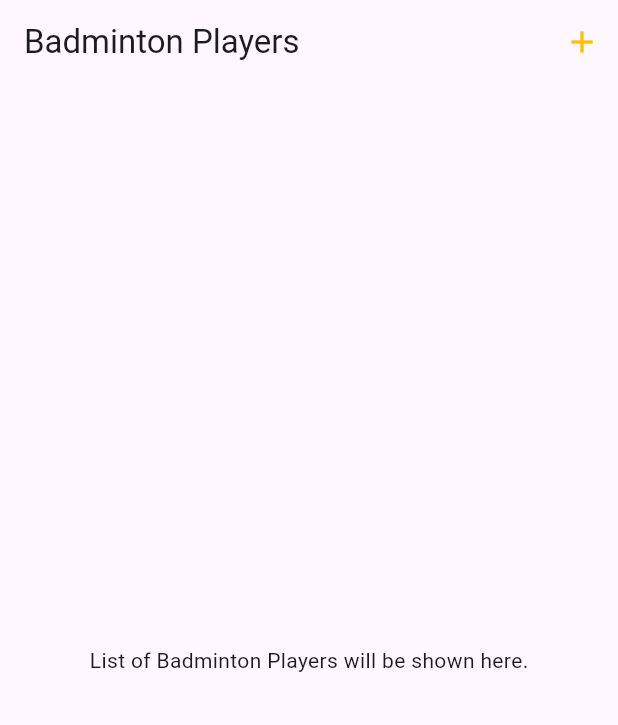
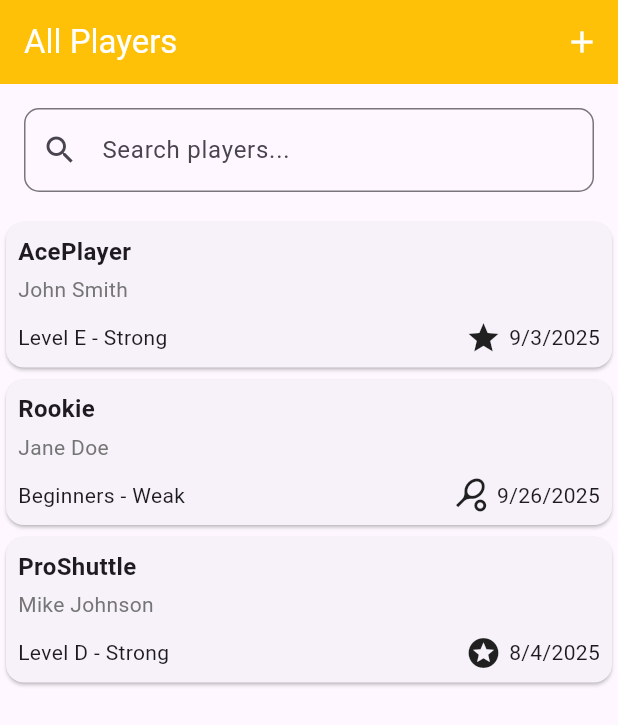
Before and after one commit to siddigamon/badminton_player_system, a Flutter app: the screen it shows after launch, on a phone screen of 412 x 824 dp. Shown: the top 725 px of the screen. Run offline on Flutter 3.47's test engine with Material 3 defaults, Android fonts, the light colour scheme and no system bars.

Commit message:
feat: Implement player search functionality and enhance player display
- Added a search bar to filter players by nickname or full name in the Players screen.
- Created a new PlayerItemWidget to display player details in a card format.
- Updated the Players class to include sample player data and manage search logic.
- Improved UI elements, including AppBar title and background color.
- Updated dependencies in pubspec.lock to their latest versions.

```diff
--- a/lib/main.dart
+++ b/lib/main.dart
@@ -2,5 +2,5 @@ import 'package:flutter/material.dart';
 import 'package:badminton_player_system/players.dart';
 
 void main() {
-  runApp(MaterialApp(home: const Players()));
+  runApp(const MaterialApp(home: Players()));
 }
--- a/lib/players.dart
+++ b/lib/players.dart
@@ -1,6 +1,7 @@
 import 'package:flutter/material.dart';
 import 'package:badminton_player_system/model/player_items.dart';
 import 'package:badminton_player_system/new_player.dart';
+import 'package:badminton_player_system/widgets/player_item_widget.dart';
 
 class Players extends StatefulWidget {
   const Players({super.key});
@@ -10,7 +11,61 @@ class Players extends StatefulWidget {
 }
 
 class _PlayersState extends State<Players> {
-  List<PlayerItem> playerItems = [];
+  final TextEditingController _searchController = TextEditingController();
+  List<PlayerItem> playerItems = [
+    PlayerItem(
+      nickname: 'AcePlayer',
+      fullName: 'John Smith',
+      contactNumber: '+1234567890',
+      email: 'john.smith@email.com',
+      address: '123 Main Street, City',
+      remarks: 'Great player, very competitive',
+      level: BadmintonLevel.levelE,
+      strength: LevelStrength.strong,
+      dateJoined: DateTime.now().subtract(const Duration(days: 30)),
+    ),
+    PlayerItem(
+      nickname: 'Rookie',
+      fullName: 'Jane Doe',
+      contactNumber: '+0987654321',
+      email: 'jane.doe@email.com',
+      address: '456 Oak Avenue, Town',
+      remarks: 'New player, eager to learn',
+      level: BadmintonLevel.beginners,
+      strength: LevelStrength.weak,
+      dateJoined: DateTime.now().subtract(const Duration(days: 7)),
+    ),
+    PlayerItem(
+      nickname: 'ProShuttle',
+      fullName: 'Mike Johnson',
+      contactNumber: '+1122334455',
+      email: 'mike.johnson@email.com',
+      address: '789 Pine Road, Village',
+      remarks: 'Experienced player, good coach',
+      level: BadmintonLevel.levelD,
+      strength: LevelStrength.strong,
+      dateJoined: DateTime.now().subtract(const Duration(days: 60)),
+    ),
+
+  ];
+
+  List<PlayerItem> get filteredPlayers {
+    if (_searchController.text.isEmpty) {
+      return playerItems;
+    }
+    final searchTerm = _searchController.text.toLowerCase();
+    return playerItems.where((player) {
+      return player.nickname.toLowerCase().contains(searchTerm) ||
+             player.fullName.toLowerCase().contains(searchTerm);
+    }).toList();
+  }
+
+  @override
+  void dispose() {
+    _searchController.dispose();
+    super.dispose();
+  }
+
   void _showAddPlayer() {
     showModalBottomSheet(
       useSafeArea: true,
@@ -30,7 +85,10 @@ class _PlayersState extends State<Players> {
   Widget build(BuildContext context) {
     return Scaffold(
       appBar: AppBar(
-        title: const Text('Badminton Players'),
+        title: const Text(
+          'All Players',
+          style: TextStyle(color: Colors.white),
+        ),
         actions: [
           IconButton(
             onPressed: () {
@@ -38,13 +96,78 @@ class _PlayersState extends State<Players> {
             },
             icon: const Icon(
               Icons.add,
-              color: Colors.amber,
+              color: Colors.white,
             ),
           ),
         ],
+        backgroundColor: Colors.amber,
       ),
-      body: const Center(
-        child: Text('List of Badminton Players will be shown here.'),
+      body: Column(
+        children: [
+          // Search Bar
+          Padding(
+            padding: const EdgeInsets.all(16.0),
+            child: TextField(
+              controller: _searchController,
+              decoration: InputDecoration(
+                labelText: 'Search players...',
+                hintText: 'Enter nickname or full name',
+                prefixIcon: const Icon(Icons.search),
+                suffixIcon: _searchController.text.isNotEmpty
+                    ? IconButton(
+                        icon: const Icon(Icons.clear),
+                        onPressed: () {
+                          setState(() {
+                            _searchController.clear();
+                          });
+                        },
+                      )
+                    : null,
+                border: OutlineInputBorder(
+                  borderRadius: BorderRadius.circular(10),
+                ),
+              ),
+              onChanged: (value) {
+                setState(() {}); // Refresh the list when search text changes
+              },
+            ),
+          ),
+          // Player List
+          filteredPlayers.isEmpty
+              ? Expanded(
+                  child: Center(
+                    child: Column(
+                      mainAxisAlignment: MainAxisAlignment.center,
+                      children: [
+                        Icon(
+                          _searchController.text.isEmpty
+                              ? Icons.group_add
+                              : Icons.search_off,
+                          size: 64,
+                          color: Colors.grey,
+                        ),
+                        const SizedBox(height: 16),
+                        Text(
+                          _searchController.text.isEmpty
+                              ? 'No players added yet'
+                              : 'No players found',
+                          style: Theme.of(context).textTheme.titleMedium?.copyWith(
+                                color: Colors.grey,
+                              ),
+                        ),
+                      ],
+                    ),
+                  ),
+                )
+              : Expanded(
+                  child: ListView.builder(
+                    itemCount: filteredPlayers.length,
+                    itemBuilder: (context, index) {
+                      return PlayerItemWidget(filteredPlayers[index]);
+                    },
+                  ),
+                ),
+        ],
       ),
     );
   }
--- /dev/null
+++ b/lib/widgets/player_item_widget.dart
@@ -0,0 +1,48 @@
+import 'package:flutter/material.dart';
+import 'package:badminton_player_system/model/player_items.dart';
+
+class PlayerItemWidget extends StatelessWidget {
+  const PlayerItemWidget(this.playerItem, {super.key});
+
+  final PlayerItem playerItem;
+
+  @override
+  Widget build(BuildContext context) {
+    return Card(
+      child: Padding(
+        padding: const EdgeInsets.all(8.0),
+        child: Column(
+          crossAxisAlignment: CrossAxisAlignment.start,
+          children: [
+            Text(
+              playerItem.nickname,
+              style: const TextStyle(
+                fontWeight: FontWeight.bold,
+                fontSize: 16,
+              ),
+            ),
+            const SizedBox(height: 4),
+            Text(
+              playerItem.fullName,
+              style: TextStyle(
+                color: Colors.grey[600],
+                fontSize: 14,
+              ),
+            ),
+            const SizedBox(height: 10),
+            Row(
+              mainAxisAlignment: MainAxisAlignment.spaceBetween,
+              children: [
+                Text(playerItem.fullLevelDescription),
+                const Spacer(),
+                Icon(levelIcons[playerItem.level]),
+                const SizedBox(width: 5),
+                Text(playerItem.formattedDateJoined),
+              ],
+            ),
+          ],
+        ),
+      ),
+    );
+  }
+}
```
Also changed, not shown: pubspec.lock, 1 other file.
